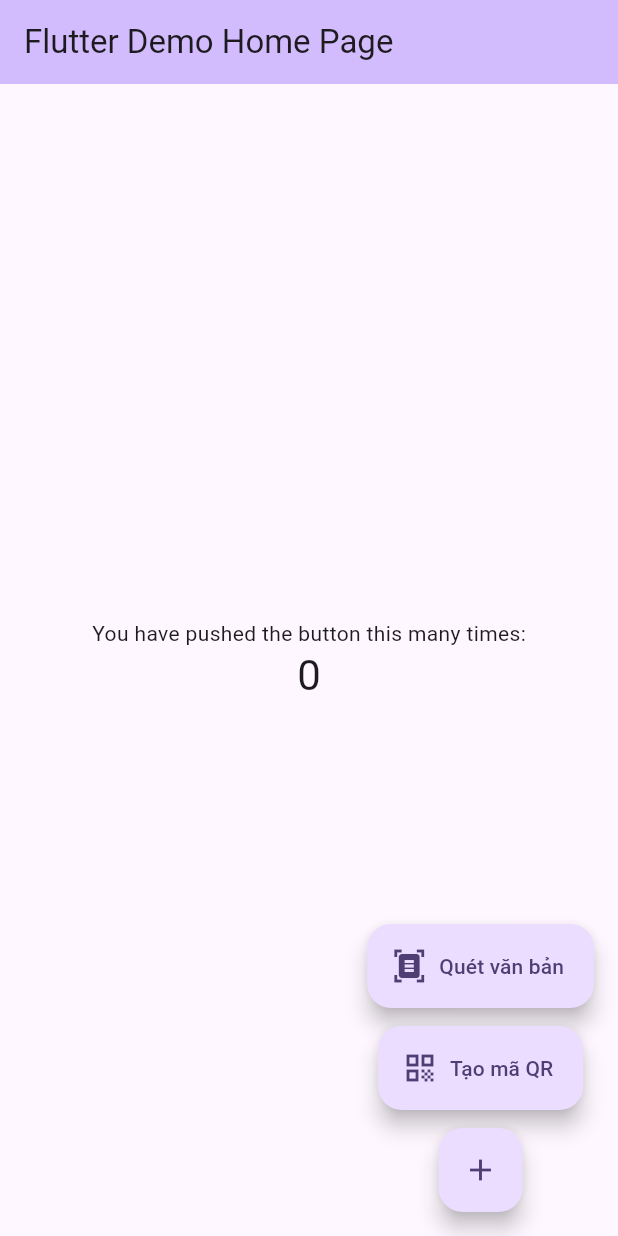
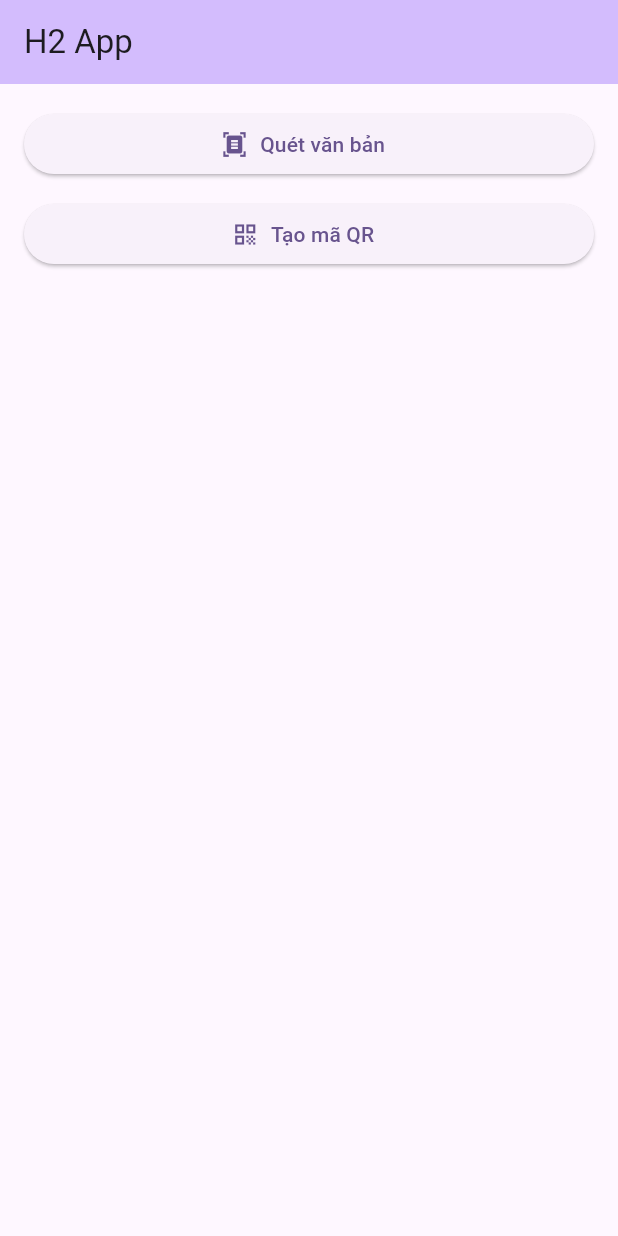
Before and after one commit to DHung79/h2_app, a Flutter app: the screen it shows after launch, on a phone screen of 412 x 824 dp. Run offline on Flutter 3.47's test engine with Material 3 defaults, Android fonts, the phone set to English and light mode, and no system bars; our stand-ins replace image_picker, qr_flutter, share_plus; missing offline and left inert: google_mlkit_text_recognition.

Commit message:
remove flutter default

```diff
--- a/lib/main.dart
+++ b/lib/main.dart
@@ -10,116 +10,37 @@ void main() {
 class MyApp extends StatelessWidget {
   const MyApp({super.key});
 
-  // This widget is the root of your application.
   @override
   Widget build(BuildContext context) {
     return MaterialApp(
-      title: 'Flutter Demo',
+      title: 'H2 App',
       theme: ThemeData(
-        // This is the theme of your application.
-        //
-        // TRY THIS: Try running your application with "flutter run". You'll see
-        // the application has a purple toolbar. Then, without quitting the app,
-        // try changing the seedColor in the colorScheme below to Colors.green
-        // and then invoke "hot reload" (save your changes or press the "hot
-        // reload" button in a Flutter-supported IDE, or press "r" if you used
-        // the command line to start the app).
-        //
-        // Notice that the counter didn't reset back to zero; the application
-        // state is not lost during the reload. To reset the state, use hot
-        // restart instead.
-        //
-        // This works for code too, not just values: Most code changes can be
-        // tested with just a hot reload.
         colorScheme: .fromSeed(seedColor: Colors.deepPurple),
       ),
-      home: const MyHomePage(title: 'Flutter Demo Home Page'),
+      home: const MyHomePage(title: 'H2 App'),
     );
   }
 }
 
-class MyHomePage extends StatefulWidget {
+class MyHomePage extends StatelessWidget {
   const MyHomePage({super.key, required this.title});
-
-  // This widget is the home page of your application. It is stateful, meaning
-  // that it has a State object (defined below) that contains fields that affect
-  // how it looks.
-
-  // This class is the configuration for the state. It holds the values (in this
-  // case the title) provided by the parent (in this case the App widget) and
-  // used by the build method of the State. Fields in a Widget subclass are
-  // always marked "final".
 
   final String title;
 
   @override
-  State<MyHomePage> createState() => _MyHomePageState();
-}
-
-class _MyHomePageState extends State<MyHomePage> {
-  int _counter = 0;
-
-  void _incrementCounter() {
-    setState(() {
-      // This call to setState tells the Flutter framework that something has
-      // changed in this State, which causes it to rerun the build method below
-      // so that the display can reflect the updated values. If we changed
-      // _counter without calling setState(), then the build method would not be
-      // called again, and so nothing would appear to happen.
-      _counter++;
-    });
-  }
-
-  @override
   Widget build(BuildContext context) {
-    // This method is rerun every time setState is called, for instance as done
-    // by the _incrementCounter method above.
-    //
-    // The Flutter framework has been optimized to make rerunning build methods
-    // fast, so that you can just rebuild anything that needs updating rather
-    // than having to individually change instances of widgets.
     return Scaffold(
       appBar: AppBar(
-        // TRY THIS: Try changing the color here to a specific color (to
-        // Colors.amber, perhaps?) and trigger a hot reload to see the AppBar
-        // change color while the other colors stay the same.
         backgroundColor: Theme.of(context).colorScheme.inversePrimary,
-        // Here we take the value from the MyHomePage object that was created by
-        // the App.build method, and use it to set our appbar title.
-        title: Text(widget.title),
+        title: Text(title),
       ),
-      body: Center(
-        // Center is a layout widget. It takes a single child and positions it
-        // in the middle of the parent.
+      body: SafeArea(
+        child: Padding(
+          padding: const EdgeInsets.all(16),
           child: Column(
-          // Column is also a layout widget. It takes a list of children and
-          // arranges them vertically. By default, it sizes itself to fit its
-          // children horizontally, and tries to be as tall as its parent.
-          //
-          // Column has various properties to control how it sizes itself and
-          // how it positions its children. Here we use mainAxisAlignment to
-          // center the children vertically; the main axis here is the vertical
-          // axis because Columns are vertical (the cross axis would be
-          // horizontal).
-          //
-          // TRY THIS: Invoke "debug painting" (choose the "Toggle Debug Paint"
-          // action in the IDE, or press "p" in the console), to see the
-          // wireframe for each widget.
-          mainAxisAlignment: .center,
+            crossAxisAlignment: CrossAxisAlignment.stretch,
             children: [
-            const Text('You have pushed the button this many times:'),
-            Text(
-              '$_counter',
-              style: Theme.of(context).textTheme.headlineMedium,
-            ),
-          ],
-        ),
-      ),
-      floatingActionButton: Column(
-        mainAxisAlignment: MainAxisAlignment.end,
-        children: [
-          FloatingActionButton.extended(
-            heroTag: 'scan',
+              ElevatedButton.icon(
                 onPressed: () {
                   Navigator.of(context).push(
                     MaterialPageRoute(builder: (_) => const TextScannerPage()),
@@ -129,8 +50,7 @@ class _MyHomePageState extends State<MyHomePage> {
                 label: const Text('Quét văn bản'),
               ),
               const SizedBox(height: 12),
-          FloatingActionButton.extended(
-            heroTag: 'qr',
+              ElevatedButton.icon(
                 onPressed: () {
                   Navigator.of(context).push(
                     MaterialPageRoute(builder: (_) => const QrGeneratorPage()),
@@ -139,14 +59,9 @@ class _MyHomePageState extends State<MyHomePage> {
                 icon: const Icon(Icons.qr_code),
                 label: const Text('Tạo mã QR'),
               ),
-          const SizedBox(height: 12),
-          FloatingActionButton(
-            heroTag: 'increment',
-            onPressed: _incrementCounter,
-            tooltip: 'Increment',
-            child: const Icon(Icons.add),
+            ],
           ),
-        ],
+        ),
       ),
     );
   }
```
Also changed, not shown: 1 other file. Lines whose indentation alone changed are shown as unchanged.
